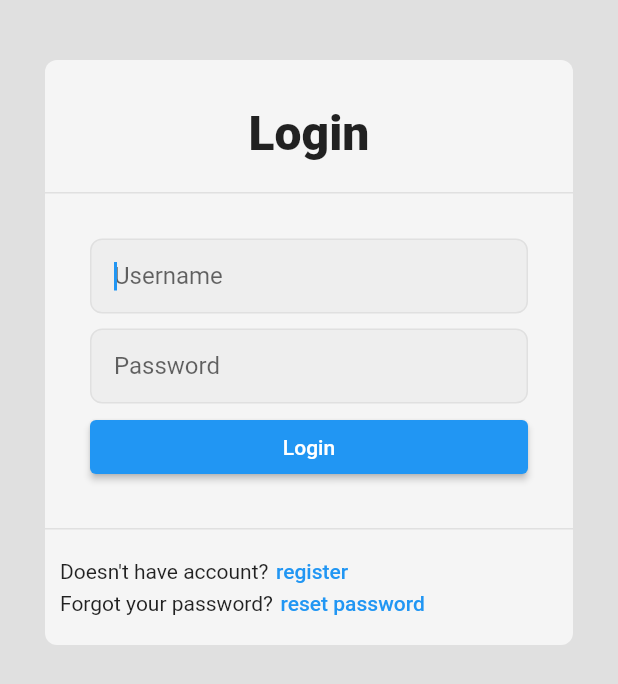
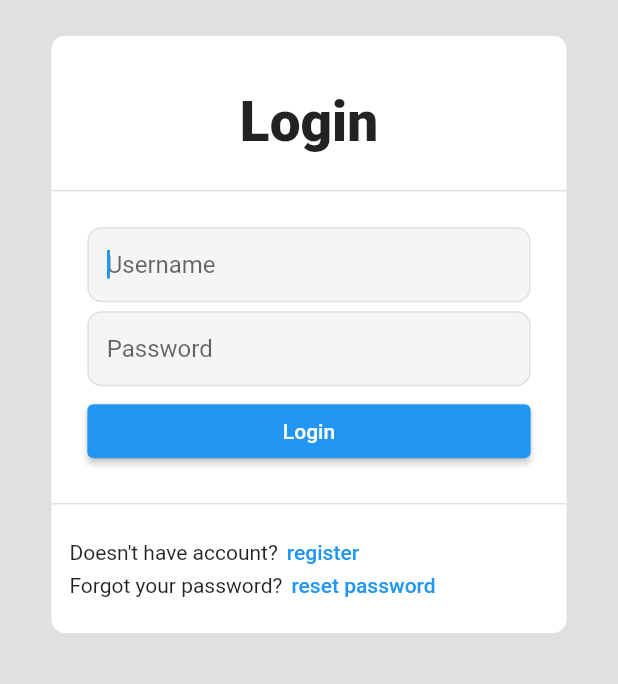
Before and after one commit to Geriano/flutter-template, a Flutter app: the screen it shows after launch, on a phone screen of 412 x 824 dp. Shown: the top 684 px of the screen. Run offline on Flutter 3.47's test engine with Material 2 defaults, Android fonts, the phone set to English and light mode, and no system bars; our stand-ins replace flutter_screenutil; accounts and stored records are empty.

```diff
--- /dev/null
+++ b/lib/components/text_link.dart
@@ -0,0 +1,26 @@
+import 'package:flutter/material.dart';
+
+class TextLink extends StatefulWidget {
+  const TextLink({super.key, required this.onPressed, required this.text});
+
+  final void Function() onPressed;
+  final String text;
+
+  @override
+  TextLinkState createState() => TextLinkState();
+}
+
+class TextLinkState extends State<TextLink> {
+  @override
+  Widget build(BuildContext context) {
+    return TextButton(
+      style: TextButton.styleFrom(
+        padding: EdgeInsets.zero,
+        minimumSize: Size.zero,
+        tapTargetSize: MaterialTapTargetSize.shrinkWrap,
+      ),
+      onPressed: widget.onPressed,
+      child: Text(widget.text),
+    );
+  }
+}
--- a/lib/main.dart
+++ b/lib/main.dart
@@ -1,9 +1,9 @@
 import 'package:flutter/material.dart';
+import 'package:flutter_screenutil/flutter_screenutil.dart';
 import 'package:provider/provider.dart';
-import 'package:template/pages/auth/login.dart';
-import 'package:template/pages/dashboard/index.dart';
-import 'package:template/providers/auth.dart';
-import 'package:template/providers/dashboard.dart';
+import 'package:template/providers.dart';
+import 'package:template/routes.dart';
+import 'package:template/theme.dart';
 
 void main() {
   runApp(const MyApp());
@@ -15,26 +15,17 @@ class MyApp extends StatelessWidget {
   @override
   Widget build(BuildContext context) {
     return MultiProvider(
-      providers: [
-        Provider(create: (context) => AuthProvider()),
-        Provider(create: (context) => DashboardProvider()),
-
-        ListenableProvider(create: (context) => AuthProvider()),
-        ListenableProvider(create: (context) => DashboardProvider()),
-      ],
-      child: MaterialApp(
-        title: 'Flutter Demo',
-        theme: ThemeData(
-          primarySwatch: Colors.blue,
+      providers: providers,
+      child: ScreenUtilInit(
+        designSize: const Size(360, 690),
+        minTextAdapt: true,
+        splitScreenMode: true,
+        builder: (context, child) => MaterialApp(
+          title: 'Template',
+          theme: theme,
+          initialRoute: '/',
+          routes: routes,
         ),
-        initialRoute: '/',
-        routes: {
-          '/':(context) {
-            var auth = context.watch<AuthProvider>();
-
-            return auth.authenticated ? const Dashboard() : const Login();
-          },
-        },
       ),
     );
   }
--- /dev/null
+++ b/lib/pages/auth/button.dart
@@ -0,0 +1,28 @@
+import 'package:flutter/material.dart';
+import 'package:flutter_screenutil/flutter_screenutil.dart';
+
+class AuthButton extends StatefulWidget {
+  const AuthButton({super.key, required this.onPressed, required this.text});
+
+  final void Function() onPressed;
+  final String text;
+
+  @override
+  AuthButtonState createState() => AuthButtonState();
+
+}
+
+class AuthButtonState extends State<AuthButton> {
+  @override
+  Widget build(BuildContext context) {
+    var width = MediaQuery.of(context).size.width;
+
+    return ElevatedButton(
+      style: ElevatedButton.styleFrom(
+        fixedSize: Size(width, 10.h),
+      ),
+      onPressed: widget.onPressed,
+      child: Text(widget.text),
+    );
+  }
+}
--- a/lib/pages/auth/card.dart
+++ b/lib/pages/auth/card.dart
@@ -1,4 +1,6 @@
 import 'package:flutter/material.dart';
+import 'package:flutter_screenutil/flutter_screenutil.dart';
+import 'package:template/theme.dart';
 
 class AuthCard extends StatefulWidget {
   AuthCard({super.key, this.header, required this.body, this.footer});
@@ -14,45 +16,47 @@ class AuthCard extends StatefulWidget {
 class AuthCardState extends State<AuthCard> {
   @override
   Widget build(BuildContext context) {
+    var width = 300.sp;
+
     return Container(
+      width: width,
       decoration: BoxDecoration(
-        borderRadius: const BorderRadius.all(
-          Radius.circular(8),
+        borderRadius: BorderRadius.all(
+          Radius.circular(8.sp),
         ),
-        color: Colors.grey.shade100,
+        color: theme.cardColor,
       ),
       child: Column(
         children: [
           if (widget.header != null) Container(
-            padding: const EdgeInsets.only(
-              top: 30,
-              right: 10,
-              left: 10,
-              bottom: 20,
+            padding: EdgeInsets.only(
+              top: 30.h,
+              right: 10.h,
+              left: 10.h,
+              bottom: 20.h,
             ),
             child: widget.header,
           ),
 
           Container(
-            padding: const EdgeInsets.symmetric(
-              horizontal: 30,
-              vertical: 30,
+            padding: EdgeInsets.symmetric(
+              horizontal: 20.h,
+              vertical: 20.h,
             ),
-            width: MediaQuery.of(context).size.width,
+            width: width,
             decoration: BoxDecoration(
               border: Border(
                 top: BorderSide(color: Colors.grey.shade300, width: widget.header != null ? 1 : 0),
                 bottom: BorderSide(color: Colors.grey.shade300, width: widget.footer != null ? 1 : 0),
               ),
-              color: Colors.grey.shade100,
             ),
             child: widget.body,
           ),
 
           if (widget.footer != null) Container(
-            padding: const EdgeInsets.symmetric(
-              horizontal: 10,
-              vertical: 20,
+            padding: EdgeInsets.symmetric(
+              horizontal: 10.h,
+              vertical: 20.h,
             ),
             child: widget.footer,
           ),
--- a/lib/pages/auth/input.dart
+++ b/lib/pages/auth/input.dart
@@ -1,12 +1,20 @@
 import 'package:flutter/material.dart';
+import 'package:flutter_screenutil/flutter_screenutil.dart';
+import 'package:template/theme.dart';
 
 class AuthInput extends StatefulWidget {
-  AuthInput({super.key, required this.controller, required this.label, this.obscureText, this.autofocus});
+  const AuthInput({
+    super.key,
+    required this.controller,
+    required this.label,
+    this.obscureText = false,
+    this.autofocus = false,
+  });
 
   final TextEditingController controller;
   final String label;
-  final bool? obscureText;
-  final bool? autofocus;
+  final bool obscureText;
+  final bool autofocus;
 
   @override
   AuthInputState createState() => AuthInputState();
@@ -16,28 +24,29 @@ class AuthInputState extends State<AuthInput> {
   @override
   Widget build(BuildContext context) {
     return Container(
+      margin: EdgeInsets.only(bottom: 5.h),
       decoration: BoxDecoration(
         border: Border.all(
           color: Colors.grey.shade300,
         ),
-        borderRadius: const BorderRadius.all(
-          Radius.circular(8),
+        borderRadius: BorderRadius.all(
+          Radius.circular(8.h),
         ),
-        color: Colors.grey.shade200,
+        color: theme.cardTheme.color,
       ),
       child: TextFormField(
         autocorrect: false,
         controller: widget.controller,
-        obscureText: widget.obscureText != null && widget.obscureText == true,
+        autofocus: widget.autofocus,
+        obscureText: widget.obscureText,
         decoration: InputDecoration(
-          contentPadding: const EdgeInsets.symmetric(
-            horizontal: 15,
-            vertical: 2,
+          contentPadding: EdgeInsets.symmetric(
+            horizontal: 10.h,
+            vertical: 2.h,
           ),
           hintText: widget.label,
           border: InputBorder.none,
         ),
-        autofocus: widget.autofocus != null && widget.autofocus == true,
       ),
     );
   }
--- a/lib/pages/auth/layout.dart
+++ b/lib/pages/auth/layout.dart
@@ -1,10 +1,12 @@
 import 'package:flutter/material.dart';
+import 'package:flutter_screenutil/flutter_screenutil.dart';
 
 class AuthLayout extends StatefulWidget {
   const AuthLayout({super.key, required this.child});
 
   final Widget child;
 
+  @override
   AuthLayoutState createState() => AuthLayoutState();
 }
 
@@ -12,15 +14,16 @@ class AuthLayoutState extends State<AuthLayout> {
   @override
   Widget build(BuildContext context) {
     return Scaffold(
-      backgroundColor: Colors.grey[300],
       body: SafeArea(
         child: SingleChildScrollView(
-          child: Container(
-            padding: const EdgeInsets.symmetric(
-              horizontal: 10,
-              vertical: 20,
+          child: Center(
+            child: Container(
+              padding: EdgeInsets.symmetric(
+                horizontal: 10.h,
+                vertical: 20.h,
+              ),
+              child: widget.child,
             ),
-            child: widget.child,
           ),
         ),
       ),
--- a/lib/pages/auth/login.dart
+++ b/lib/pages/auth/login.dart
@@ -1,5 +1,8 @@
 import 'package:flutter/material.dart';
+import 'package:flutter_screenutil/flutter_screenutil.dart';
 import 'package:provider/provider.dart';
+import 'package:template/components/text_link.dart';
+import 'package:template/pages/auth/button.dart';
 import 'package:template/pages/auth/card.dart';
 import 'package:template/pages/auth/input.dart';
 import 'package:template/pages/auth/layout.dart';
@@ -15,38 +18,26 @@ class Login extends StatefulWidget {
 class LoginState extends State<Login> {
   TextEditingController username = TextEditingController();
   TextEditingController password = TextEditingController();
-  late AuthProvider auth;
 
-  void login() {
+  void login(AuthProvider auth) {
     print(auth);
   }
 
   @override
   Widget build(BuildContext context) {
-    auth = context.watch<AuthProvider>();
-    var width = MediaQuery.of(context).size.width;
+    var auth = context.watch<AuthProvider>();
 
     return AuthLayout(
-      child: Container(
-        padding: const EdgeInsets.all(20),
       child: AuthCard(
-          header: const Text('Login', style: TextStyle(
-            fontSize: 32,
+        header: Text('Login', style: TextStyle(
+          fontSize: 32.sp,
           fontWeight: FontWeight.w800,
         )),
         body: Column(
           children: [
             AuthInput(controller: username, label: 'Username', autofocus: true),
-              const SizedBox(height: 10),
             AuthInput(controller: password, label: 'Password', obscureText: true),
-              const SizedBox(height: 5),
-              ElevatedButton(
-                style: ElevatedButton.styleFrom(
-                  fixedSize: Size(width, 10),
-                ),
-                onPressed: login,
-                child: const Text('Login')
-              ),
+            AuthButton(onPressed: () => login(auth), text: 'Login'),
           ],
         ),
         footer: Column(
@@ -54,38 +45,21 @@ class LoginState extends State<Login> {
             Row(
               children: [
                 const Text("Doesn't have account?"),
-                  const SizedBox(width: 5),
-                  TextButton(
-                    style: TextButton.styleFrom(
-                      padding: EdgeInsets.zero,
-                      minimumSize: Size.zero,
-                      tapTargetSize: MaterialTapTargetSize.shrinkWrap,
-                    ),
-                    onPressed: () {},
-                    child: const Text('register'),
-                  ),
+                SizedBox(width: 5.h),
+                TextLink(onPressed: () {}, text: 'register'),
               ],
             ),
-              const SizedBox(height: 5),
+            SizedBox(height: 5.h),
             Row(
               children: [
                 const Text("Forgot your password?"),
-                  const SizedBox(width: 5),
-                  TextButton(
-                    style: TextButton.styleFrom(
-                      padding: EdgeInsets.zero,
-                      minimumSize: Size.zero,
-                      tapTargetSize: MaterialTapTargetSize.shrinkWrap,
-                    ),
-                    onPressed: () {},
-                    child: const Text('reset password'),
-                  ),
+                SizedBox(width: 5.h),
+                TextLink(onPressed: () {}, text: 'reset password'),
               ],
             ),
           ],
         ),
       ),
-      ),
     );
   }
 }
--- /dev/null
+++ b/lib/providers.dart
@@ -0,0 +1,12 @@
+import 'package:flutter/material.dart';
+import 'package:provider/provider.dart';
+import 'package:template/providers/auth.dart';
+import 'package:template/providers/dashboard.dart';
+
+final providers = [
+  Provider(create: (BuildContext context) => AuthProvider()),
+  Provider(create: (BuildContext context) => DashboardProvider()),
+
+  ListenableProvider(create: (BuildContext context) => AuthProvider()),
+  ListenableProvider(create: (BuildContext context) => DashboardProvider()),
+];
--- /dev/null
+++ b/lib/routes.dart
@@ -0,0 +1,13 @@
+import 'package:flutter/material.dart';
+import 'package:provider/provider.dart';
+import 'package:template/pages/auth/login.dart';
+import 'package:template/pages/dashboard/index.dart';
+import 'package:template/providers/auth.dart';
+
+final routes = {
+  '/':(BuildContext context) {
+    var auth = context.watch<AuthProvider>();
+
+    return auth.authenticated ? const Dashboard() : const Login();
+  },
+};
--- /dev/null
+++ b/lib/theme.dart
@@ -0,0 +1,26 @@
+import 'package:flutter/material.dart';
+
+final theme = ThemeData(
+  primaryColor: Colors.blue,
+  backgroundColor: Colors.grey.shade300,
+  scaffoldBackgroundColor: Colors.grey.shade300,
+  cardTheme: CardTheme(
+    color: Colors.grey.shade100,
+    shadowColor: Colors.grey.shade700,
+  ),
+  buttonTheme: ButtonThemeData(
+    colorScheme: ColorScheme(
+      brightness: Brightness.light,
+      primary: Colors.blue,
+      onPrimary: Colors.blue.shade600,
+      secondary: Colors.grey.shade700,
+      onSecondary: Colors.grey.shade800,
+      error: Colors.red,
+      onError: Colors.red.shade600,
+      background: Colors.transparent,
+      onBackground: Colors.transparent,
+      surface: Colors.transparent,
+      onSurface: Colors.transparent,
+    ),
+  ),
+);
```
Lines whose indentation alone changed are shown as unchanged.
